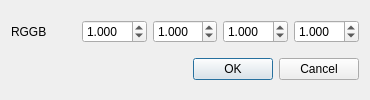
This is ui/dialogwbgains.ui in 632-8nm/LightFieldLab as Qt 5 draws it before an edit. The edited form follows.
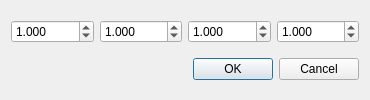
This is the edited form.

Diff of the .ui file:
```diff
--- a/ui/dialogwbgains.ui
+++ b/ui/dialogwbgains.ui
@@ -28,13 +28,6 @@
   <layout class="QVBoxLayout" name="verticalLayout">
    <item>
     <layout class="QHBoxLayout" name="horizontalLayout">
-     <item>
-      <widget class="QLabel" name="label">
-       <property name="text">
-        <string>RGGB</string>
-       </property>
-      </widget>
-     </item>
      <item>
       <widget class="QDoubleSpinBox" name="gain1">
        <property name="decimals">
```
